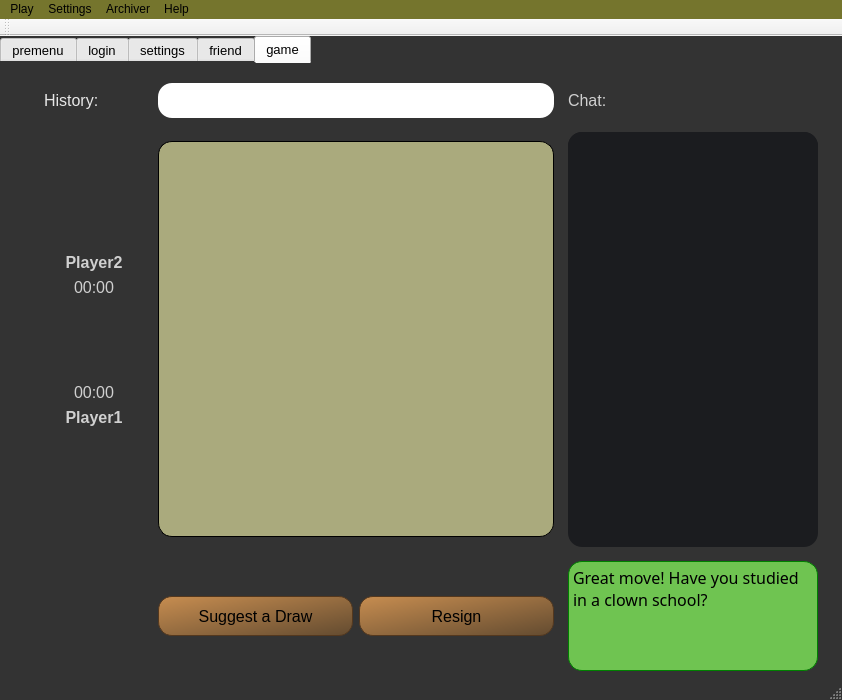
Above: app/mainwindow.ui from redmms/mercury_chess before the change. Below: the same form after it.
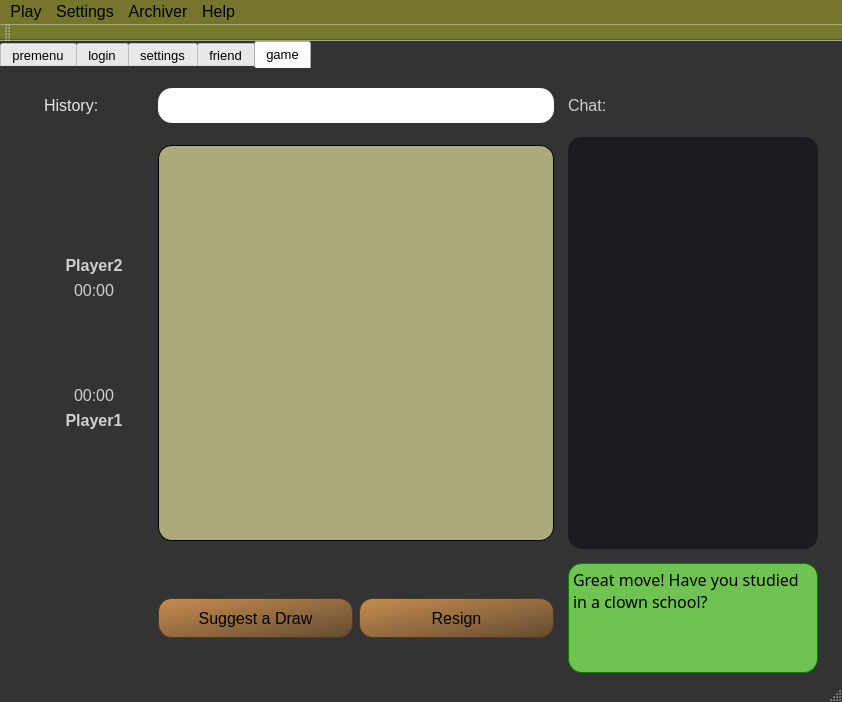
That is the form after the change. The open tabs and pages were chosen to show the change. Icons and pictures are not drawn.

The edit to the form file:
```diff
--- a/app/mainwindow.ui
+++ b/app/mainwindow.ui
@@ -299,14 +299,7 @@
    <bool>false</bool>
   </property>
   <property name="styleSheet">
-   <string notr="true">QPushButton{
-background-color: qlineargradient(x: 0,y: 0, x2: 1, y2: 1, stop: 0 #C78D50, stop: 1 #634b30 );
-border: 1 solid #54381E;
-border-radius: 14px;
-
-}:pressed{
-background-color: qlineargradient(x: 0, y: 0, x2: 1, y2: 1, stop: 0 #634b30, stop: 1 #C78D50 );
-}</string>
+   <string notr="true"/>
   </property>
   <widget class="QWidget" name="centralWidget">
    <property name="sizePolicy">
@@ -315,6 +308,16 @@
      <verstretch>0</verstretch>
     </sizepolicy>
    </property>
+   <property name="styleSheet">
+    <string notr="true">QPushButton{
+background-color: qlineargradient(x: 0,y: 0, x2: 1, y2: 1, stop: 0 #C78D50, stop: 1 #634b30 );
+border: 1 solid #54381E;
+border-radius: 14px;
+
+}:pressed{
+background-color: qlineargradient(x: 0, y: 0, x2: 1, y2: 1, stop: 0 #634b30, stop: 1 #C78D50 );
+}</string>
+   </property>
    <layout class="QGridLayout" name="gridLayout">
     <property name="leftMargin">
      <number>0</number>
@@ -6236,6 +6239,7 @@
               <property name="font">
                <font>
                 <pointsize>12</pointsize>
+                <weight>75</weight>
                 <bold>true</bold>
                 <strikeout>false</strikeout>
                 <kerning>true</kerning>
@@ -6501,6 +6505,7 @@
               <property name="font">
                <font>
                 <pointsize>12</pointsize>
+                <weight>75</weight>
                 <bold>true</bold>
                 <strikeout>false</strikeout>
                 <kerning>true</kerning>
@@ -7236,6 +7241,7 @@
     <font>
      <family>Century</family>
      <pointsize>14</pointsize>
+     <weight>50</weight>
      <bold>false</bold>
      <underline>true</underline>
      <strikeout>false</strikeout>
```
Left out of the diff: 3 changed lines with no effect on the pictures.
